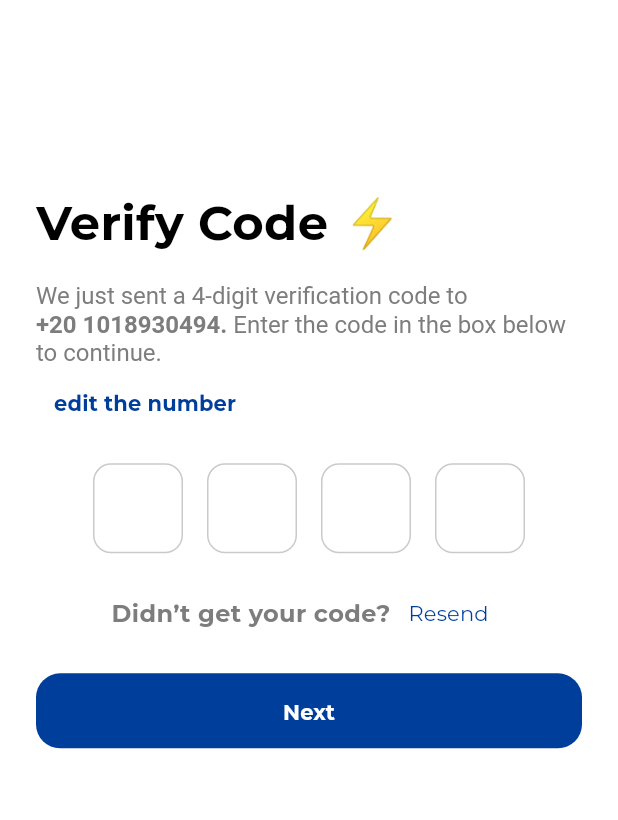
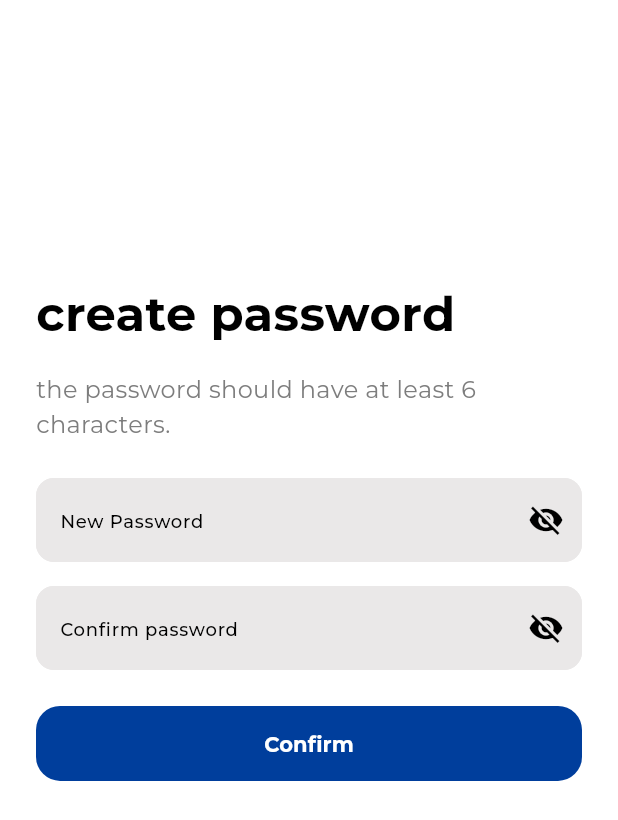
Before and after one commit to tasneem-gamal/Health_Assistant, a Flutter app: the VerifyCodeView screen opened directly, after a tap on "Next", on a phone screen of 412 x 824 dp. Shown: the top 820 px of the screen. Run offline on Flutter 3.47's test engine with Material 3 defaults, Android fonts, the light colour scheme and no system bars; drawn by our look-alikes of pinput; our stand-ins replace get, intl_phone_number_input, responsive_framework.

Commit message:
forgot pass screens done

```diff
--- /dev/null
+++ b/lib/presentation/view/screens/auth/forgot_password/create_new_password_view.dart
@@ -0,0 +1,100 @@
+import 'package:flutter/material.dart';
+import 'package:health_assistant/core/theming/styles.dart';
+import 'package:health_assistant/core/utils/constants.dart';
+import 'package:health_assistant/core/utils/spacing.dart';
+import 'package:health_assistant/core/widgets/custom_app_button.dart';
+import 'package:health_assistant/core/widgets/custom_text_form_field.dart';
+
+class CreateNewPasswordView extends StatelessWidget {
+  const CreateNewPasswordView({super.key});
+
+  @override
+  Widget build(BuildContext context) {
+    return const Scaffold(
+      body: CreateNewPasswordViewBody(),
+    );
+  }
+}
+
+class CreateNewPasswordViewBody extends StatefulWidget {
+  const CreateNewPasswordViewBody({super.key});
+
+  @override
+  State<CreateNewPasswordViewBody> createState() =>
+      _CreateNewPasswordViewBodyState();
+}
+
+class _CreateNewPasswordViewBodyState extends State<CreateNewPasswordViewBody> {
+  final TextEditingController passwordConfirmController =
+      TextEditingController();
+  final TextEditingController passwordController = TextEditingController();
+  bool isObsecureText = true;
+  bool isPasswordConfirmationObscureText = true;
+
+  @override
+  Widget build(BuildContext context) {
+    return Padding(
+      padding: Constants.appPadding,
+      child: SingleChildScrollView(
+        child: SizedBox(
+            height: MediaQuery.of(context).size.height * 0.8,
+            child: Form(
+              child: Column(
+                mainAxisAlignment: MainAxisAlignment.center,
+                crossAxisAlignment: CrossAxisAlignment.start,
+                children: [
+                  Text(
+                    'create password️',
+                    style: CustomTextStyles.font32BlackBold(context),
+                  ),
+                  verticalSpace(context, 16),
+                  Text(
+                    'the password should have at least 6 characters.',
+                    style: CustomTextStyles.font16LightGrayRegular(context),
+                  ),
+                  verticalSpace(context, 24),
+                  CustomTextFormField(
+                    validator: (validator) {},
+                    hintText: 'New Password',
+                    isObsecureText: isObsecureText,
+                    suffixIcon: GestureDetector(
+                        onTap: () {
+                          setState(() {
+                            isObsecureText = !isObsecureText;
+                          });
+                        },
+                        child: Icon(
+                          isObsecureText
+                              ? Icons.visibility_off
+                              : Icons.visibility,
+                        )),
+                  ),
+                  verticalSpace(context, 16),
+                  CustomTextFormField(
+                      validator: (validator) {},
+                      isObsecureText: isPasswordConfirmationObscureText,
+                      suffixIcon: GestureDetector(
+                          onTap: () {
+                            setState(() {
+                              isPasswordConfirmationObscureText =
+                                  !isPasswordConfirmationObscureText;
+                            });
+                          },
+                          child: Icon(
+                            isPasswordConfirmationObscureText
+                                ? Icons.visibility_off
+                                : Icons.visibility,
+                          )),
+                      hintText: 'Confirm password'),
+                  verticalSpace(context, 24),
+                  CustomAppButton(
+                    onPressed: (){},
+                    btnText: 'Confirm'
+                  )
+                ],
+              ),
+            )),
+      ),
+    );
+  }
+}
--- a/lib/presentation/view/screens/auth/forgot_password/reset_password_view.dart
+++ b/lib/presentation/view/screens/auth/forgot_password/reset_password_view.dart
@@ -27,7 +27,7 @@ class ResetPasswordViewBody extends StatelessWidget {
       padding: Constants.appPadding,
       child: SingleChildScrollView(
         child: SizedBox(
-          height: MediaQuery.of(context).size.height * 0.7,
+          height: MediaQuery.of(context).size.height * 0.8,
           child: Column(
             mainAxisAlignment: MainAxisAlignment.center,
             crossAxisAlignment: CrossAxisAlignment.start,
--- a/lib/presentation/view/screens/auth/forgot_password/verify_code_view.dart
+++ b/lib/presentation/view/screens/auth/forgot_password/verify_code_view.dart
@@ -2,8 +2,10 @@ import 'package:flutter/material.dart';
 import 'package:health_assistant/core/theming/font_weight_helper.dart';
 import 'package:health_assistant/core/theming/styles.dart';
 import 'package:health_assistant/core/utils/constants.dart';
+import 'package:health_assistant/core/utils/extensions.dart';
 import 'package:health_assistant/core/utils/spacing.dart';
 import 'package:health_assistant/core/widgets/custom_app_button.dart';
+import 'package:health_assistant/presentation/view/screens/auth/forgot_password/create_new_password_view.dart';
 import 'package:health_assistant/presentation/view/widgets/auth/forgot_password/otp_boxes.dart';
 import 'package:health_assistant/presentation/view/widgets/auth/forgot_password/resend_code_button.dart';
 
@@ -27,7 +29,7 @@ class VerifyCodeViewBody extends StatelessWidget {
       padding: Constants.appPadding,
       child: SingleChildScrollView(
         child: SizedBox(
-          height: MediaQuery.of(context).size.height * 0.7,
+          height: MediaQuery.of(context).size.height * 0.8,
           child: Column(
             mainAxisAlignment: MainAxisAlignment.center,
             crossAxisAlignment: CrossAxisAlignment.start,
@@ -68,7 +70,9 @@ class VerifyCodeViewBody extends StatelessWidget {
                 const ResendCodeButton(),
                 verticalSpace(context, 16),
                 CustomAppButton(
-                  onPressed: (){},
+                  onPressed: (){
+                    context.push(const CreateNewPasswordView());
+                  },
                   btnText: 'Next'
                 )
             ],
--- a/lib/presentation/view/widgets/auth/login/login_form.dart
+++ b/lib/presentation/view/widgets/auth/login/login_form.dart
@@ -53,6 +53,7 @@ class _LoginFormState extends State<LoginForm> {
           CustomTextFormField(
             validator: passwordValidate,
             controller: passwordController,
+            isObsecureText: isObsecureText,
             hintText: 'Password',
             suffixIcon: GestureDetector(
             onTap: () {
--- a/lib/presentation/view/widgets/auth/sign_up/sign_up_form.dart
+++ b/lib/presentation/view/widgets/auth/sign_up/sign_up_form.dart
@@ -68,6 +68,7 @@ class _SignUpFormState extends State<SignUpForm> {
           CustomTextFormField(
             validator: passwordValidate,
             controller: passwordController,
+            isObsecureText: isObsecureText,
             hintText: 'Password',
             suffixIcon: GestureDetector(
                 onTap: () {
@@ -83,6 +84,7 @@ class _SignUpFormState extends State<SignUpForm> {
           CustomTextFormField(
             validator: confirmPasswordValidate,
             controller: passwordConfirmController,
+            isObsecureText: isPasswordConfirmationObscureText,
             hintText: 'Confirm Password',
             suffixIcon: GestureDetector(
                 onTap: () {
```
